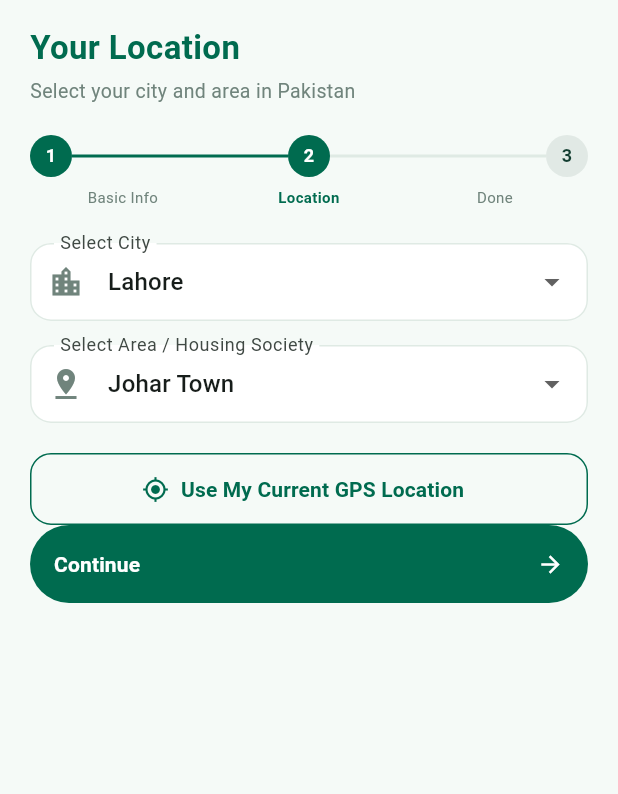
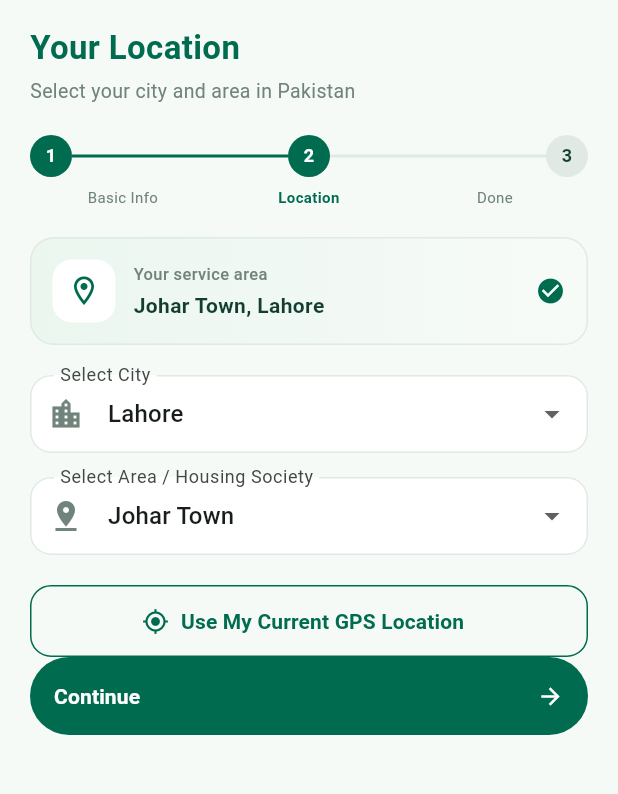
Before and after one commit to maharyasirsumra1/Hunar-Near-Me, a Flutter app: the LocationSelectionScreen screen opened directly with empty values, on a phone screen of 412 x 824 dp, the part 84-878 px from its top. Run offline on Flutter 3.47's test engine with Material 3 defaults, Android fonts, the phone set to English and light mode, and no system bars; our stand-ins replace flutter_secure_storage; accounts and stored records are empty.

Commit message:
Polish location selection experience

```diff
--- a/lib/screens/location_selection_screen.dart
+++ b/lib/screens/location_selection_screen.dart
@@ -58,7 +58,69 @@ class _LocationSelectionScreenState extends State<LocationSelectionScreen> {
                       const SizedBox(height: 20),
 
                       buildStepProgress(['Basic Info', 'Location', 'Done'], 1),
-                      const SizedBox(height: 24),
+                      const SizedBox(height: 20),
+                      Container(
+                        padding: const EdgeInsets.all(14),
+                        decoration: BoxDecoration(
+                          gradient: const LinearGradient(
+                            colors: [kCardGreenTint, Color(0xFFF7FBF8)],
+                          ),
+                          borderRadius: BorderRadius.circular(16),
+                          border: Border.all(color: kBorderColor),
+                        ),
+                        child: Row(
+                          children: [
+                            Container(
+                              width: 42,
+                              height: 42,
+                              decoration: BoxDecoration(
+                                color: Colors.white,
+                                borderRadius: BorderRadius.circular(13),
+                              ),
+                              child: const Icon(
+                                Icons.location_on_outlined,
+                                color: kForestGreen,
+                                size: 23,
+                              ),
+                            ),
+                            const SizedBox(width: 12),
+                            Expanded(
+                              child: Column(
+                                crossAxisAlignment: CrossAxisAlignment.start,
+                                children: [
+                                  const Text(
+                                    'Your service area',
+                                    style: TextStyle(
+                                      color: kMutedText,
+                                      fontSize: 11,
+                                      fontWeight: FontWeight.w500,
+                                    ),
+                                  ),
+                                  const SizedBox(height: 3),
+                                  Text(
+                                    app.selectedArea.isEmpty
+                                        ? app.getLocationName(app.selectedCity)
+                                        : '${app.getLocationName(app.selectedArea)}, ${app.getLocationName(app.selectedCity)}',
+                                    maxLines: 1,
+                                    overflow: TextOverflow.ellipsis,
+                                    style: const TextStyle(
+                                      color: kDarkInk,
+                                      fontSize: 14,
+                                      fontWeight: FontWeight.bold,
+                                    ),
+                                  ),
+                                ],
+                              ),
+                            ),
+                            const Icon(
+                              Icons.check_circle,
+                              color: kForestGreen,
+                              size: 20,
+                            ),
+                          ],
+                        ),
+                      ),
+                      const SizedBox(height: 20),
 
                       DropdownButtonFormField<String>(
                         isExpanded: true,
@@ -81,7 +143,18 @@ class _LocationSelectionScreenState extends State<LocationSelectionScreen> {
                             .toList(),
                         onChanged: (val) {
                           if (val != null) {
-                            setState(() => app.selectedCity = val);
+                            setState(() {
+                              app.selectedCity = val;
+                              final areas = app.locations
+                                  .where(
+                                    (location) =>
+                                        location.kind == 'area' &&
+                                        location.parentId == val,
+                                  )
+                                  .toList();
+                              app.selectedArea =
+                                  areas.isNotEmpty ? areas.first.id : '';
+                            });
                           }
                         },
                       ),
@@ -89,7 +162,14 @@ class _LocationSelectionScreenState extends State<LocationSelectionScreen> {
 
                       DropdownButtonFormField<String>(
                         isExpanded: true,
-                        initialValue: app.selectedArea,
+                        initialValue: app.locations.any(
+                          (location) =>
+                              location.id == app.selectedArea &&
+                              location.kind == 'area' &&
+                              location.parentId == app.selectedCity,
+                        )
+                            ? app.selectedArea
+                            : null,
                         decoration: const InputDecoration(
                           labelText: 'Select Area / Housing Society',
                           prefixIcon: Icon(Icons.pin_drop, color: kMutedText),
```
